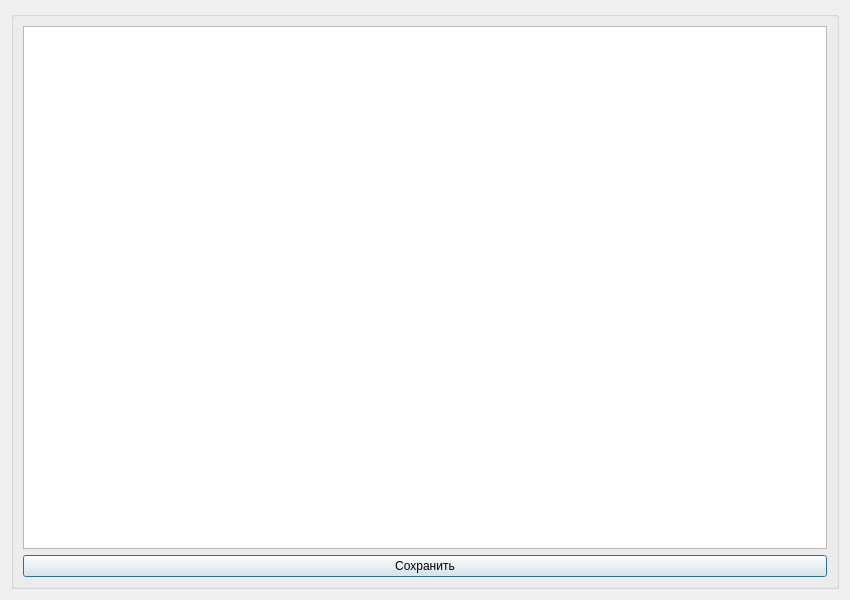
Above: ui/outputWindow.ui from gkeep/script-creator before the change. Below: the same form after it.
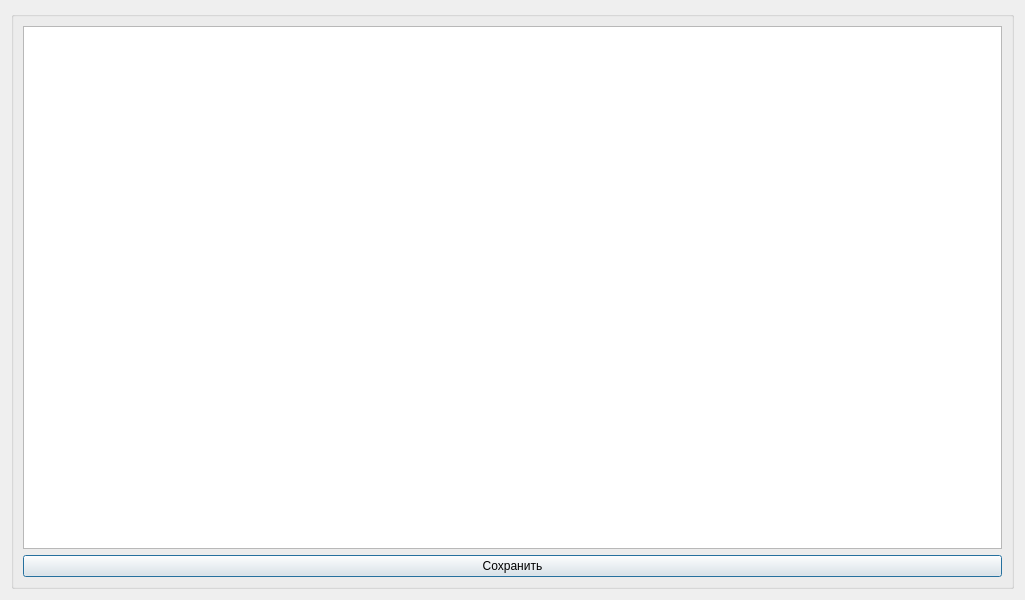
That is the form after the change.

Commit message: Add size constraints to output window

Patch:
```diff
--- a/ui/outputWindow.ui
+++ b/ui/outputWindow.ui
@@ -6,10 +6,22 @@
    <rect>
     <x>0</x>
     <y>0</y>
-    <width>850</width>
+    <width>1025</width>
     <height>600</height>
    </rect>
   </property>
+  <property name="minimumSize">
+   <size>
+    <width>500</width>
+    <height>300</height>
+   </size>
+  </property>
+  <property name="maximumSize">
+   <size>
+    <width>5000</width>
+    <height>3000</height>
+   </size>
+  </property>
   <property name="windowTitle">
    <string>Bash скрипт</string>
   </property>
```
The commit also changes 1 other file.
